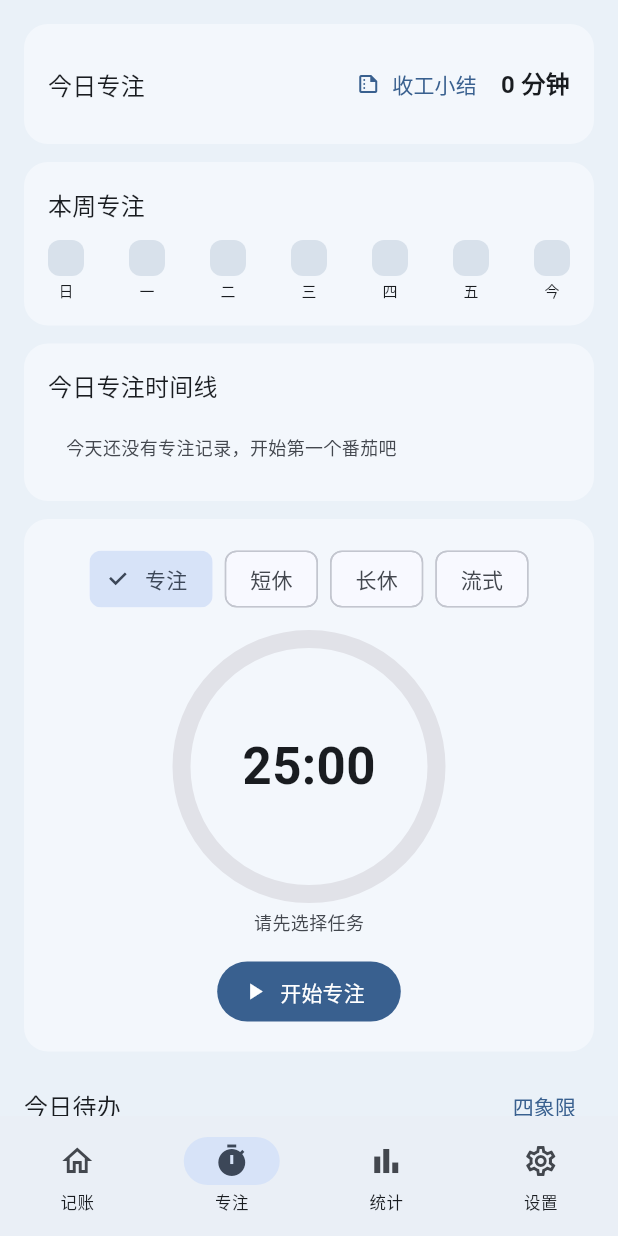
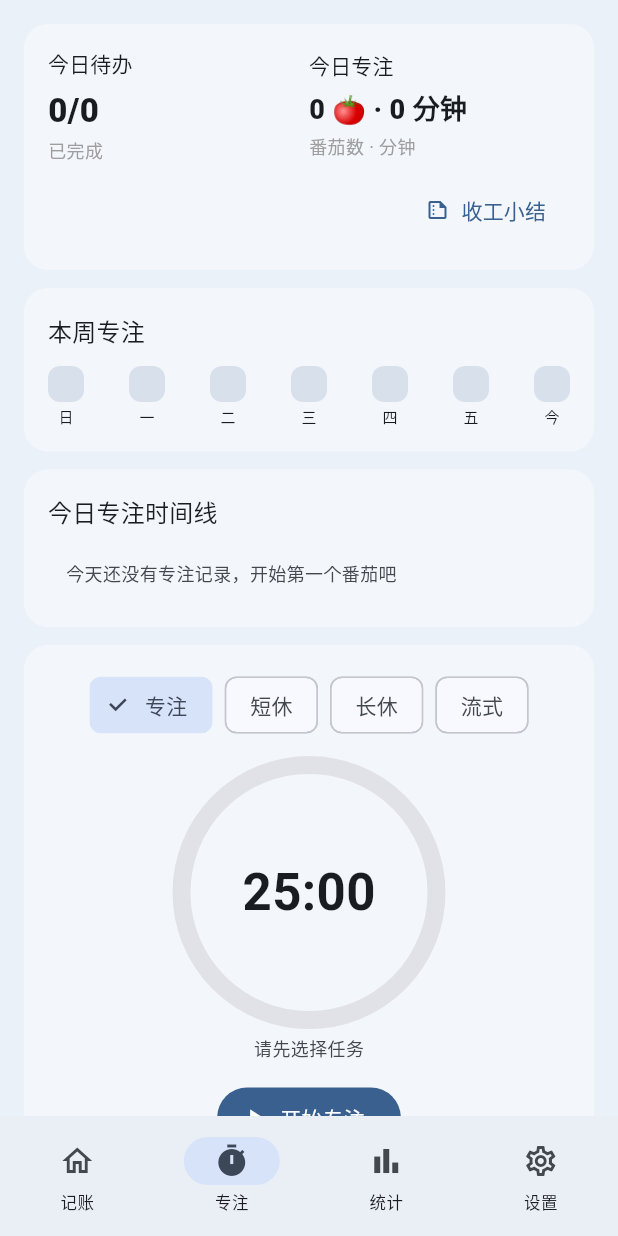
Before and after one commit to KaltsitLLL/timebook, a Flutter app: the screen it shows after launch, item 2 of the bottom bar chosen, on a phone screen of 412 x 824 dp. Run offline on Flutter 3.47's test engine with Material 3 defaults, Android fonts, the phone set to English and light mode, and no system bars; our stand-ins replace drift, drift_flutter, file_picker, fl_chart, flutter_local_notifications, flutter_riverpod and 2 more; missing offline and left inert: gbk_codec; accounts and stored records are empty; generated files the repository leaves out were written again.

Commit message:
feat(focus): 专注摘要卡补全（待办完成比 + 番茄数）

```diff
--- a/timebook/lib/features/focus/presentation/focus_screen.dart
+++ b/timebook/lib/features/focus/presentation/focus_screen.dart
@@ -143,28 +143,87 @@ class _FocusScreenState extends ConsumerState<FocusScreen> {
     final repo = ref.watch(focusRepositoryProvider);
     final now = ref.read(focusClockProvider);
     return FutureBuilder(
-      future: Future.wait([repo.openTasks(), repo.todayFocusMinutes(), repo.settings()]),
+      future: Future.wait([
+        repo.openTasks(),
+        repo.completedTasks(),
+        repo.todayFocusMinutes(),
+        repo.todayPomodoro(),
+        repo.settings(),
+      ]),
       builder: (context, snap) {
         if (!snap.hasData) return const Center(child: CircularProgressIndicator());
         final tasks = snap.data![0] as List<Task>;
-        final focusMin = snap.data![1] as int;
-        final settings = snap.data![2] as PomodoroSetting;
+        final completed = snap.data![1] as List<Task>;
+        final focusMin = snap.data![2] as int;
+        final pomodoro = snap.data![3] as int;
+        final settings = snap.data![4] as PomodoroSetting;
+        final nowD = DateTime.now();
+        final done = completed.where((c) {
+          final ct = c.completedAt;
+          return ct != null &&
+              ct.year == nowD.year &&
+              ct.month == nowD.month &&
+              ct.day == nowD.day;
+        }).length;
+        final total = tasks.length + done;
         return ListView(padding: const EdgeInsets.all(16), children: [
           Card(
             child: Padding(
               padding: const EdgeInsets.all(16),
-              child: Row(children: [
-                Text('今日专注', style: Theme.of(context).textTheme.titleMedium),
-                const Spacer(),
-                TextButton.icon(
-                    key: const Key('daily_entry'),
-                    icon: const Icon(Icons.summarize_outlined, size: 16),
-                    label: const Text('收工小结'),
-                    onPressed: () => Navigator.push(context,
-                        MaterialPageRoute(builder: (_) => const DailySummaryScreen()))),
-                Text('$focusMin 分钟',
-                    style: const TextStyle(fontSize: 16, fontWeight: FontWeight.w700)),
-              ]),
+              child: Column(
+                crossAxisAlignment: CrossAxisAlignment.start,
+                children: [
+                  Row(children: [
+                    Expanded(
+                      child: Column(
+                        crossAxisAlignment: CrossAxisAlignment.start,
+                        children: [
+                          Text('今日待办',
+                              style: Theme.of(context).textTheme.labelLarge),
+                          const SizedBox(height: 6),
+                          Text('$done/$total',
+                              key: const Key('today_todo_stat'),
+                              style: const TextStyle(
+                                  fontSize: 22, fontWeight: FontWeight.w800)),
+                          const SizedBox(height: 2),
+                          const Text('已完成',
+                              style: TextStyle(
+                                  fontSize: 12, color: Colors.grey)),
+                        ],
+                      ),
+                    ),
+                    Expanded(
+                      child: Column(
+                        crossAxisAlignment: CrossAxisAlignment.start,
+                        children: [
+                          Text('今日专注',
+                              style: Theme.of(context).textTheme.labelLarge),
+                          const SizedBox(height: 6),
+                          Text('$pomodoro 🍅 · $focusMin 分钟',
+                              key: const Key('today_focus_stat'),
+                              style: const TextStyle(
+                                  fontSize: 18, fontWeight: FontWeight.w800)),
+                          const SizedBox(height: 2),
+                          const Text('番茄数 · 分钟',
+                              style: TextStyle(
+                                  fontSize: 12, color: Colors.grey)),
+                        ],
+                      ),
+                    ),
+                  ]),
+                  const SizedBox(height: 8),
+                  Align(
+                    alignment: Alignment.centerRight,
+                    child: TextButton.icon(
+                        key: const Key('daily_entry'),
+                        icon: const Icon(Icons.summarize_outlined, size: 16),
+                        label: const Text('收工小结'),
+                        onPressed: () => Navigator.push(context,
+                            MaterialPageRoute(
+                                builder: (_) => const DailySummaryScreen()))),
+                  ),
+                ],
+              ),
             ),
           ),
           const SizedBox(height: 12),
```
Also changed, not shown: timebook/lib/features/focus/data/focus_repository.dart (+13 -0 lines), 2 other files.
